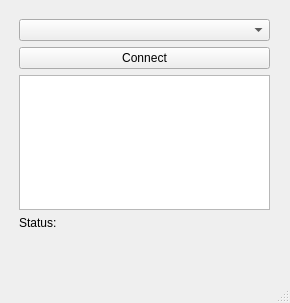
b-o-r-m-a-l-e-y/ir-receiver, file mainwindow.ui: the form before one commit.
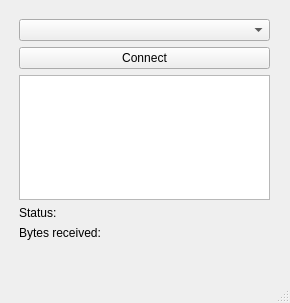
The form after the commit.

```diff
--- a/mainwindow.ui
+++ b/mainwindow.ui
@@ -20,7 +20,7 @@
       <x>19</x>
       <y>19</y>
       <width>251</width>
-      <height>211</height>
+      <height>221</height>
      </rect>
     </property>
     <layout class="QVBoxLayout" name="verticalLayout">
@@ -44,6 +44,13 @@
        </property>
       </widget>
      </item>
+     <item>
+      <widget class="QLabel" name="BytesCtrLabel">
+       <property name="text">
+        <string>Bytes received:</string>
+       </property>
+      </widget>
+     </item>
     </layout>
    </widget>
   </widget>
```
